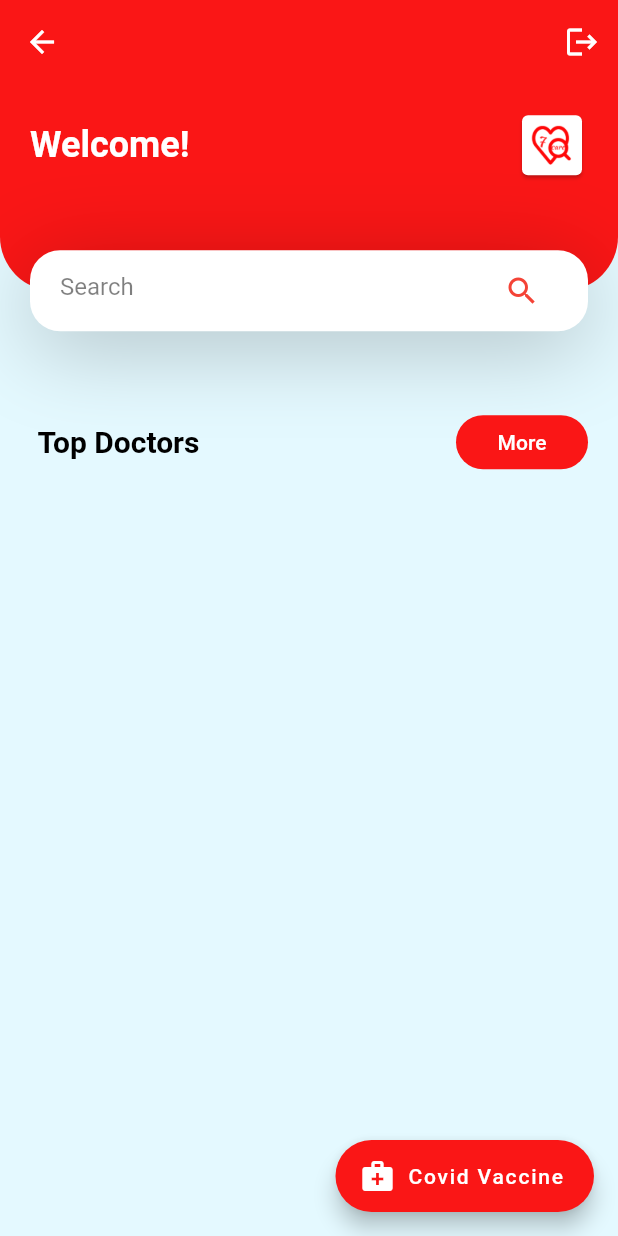
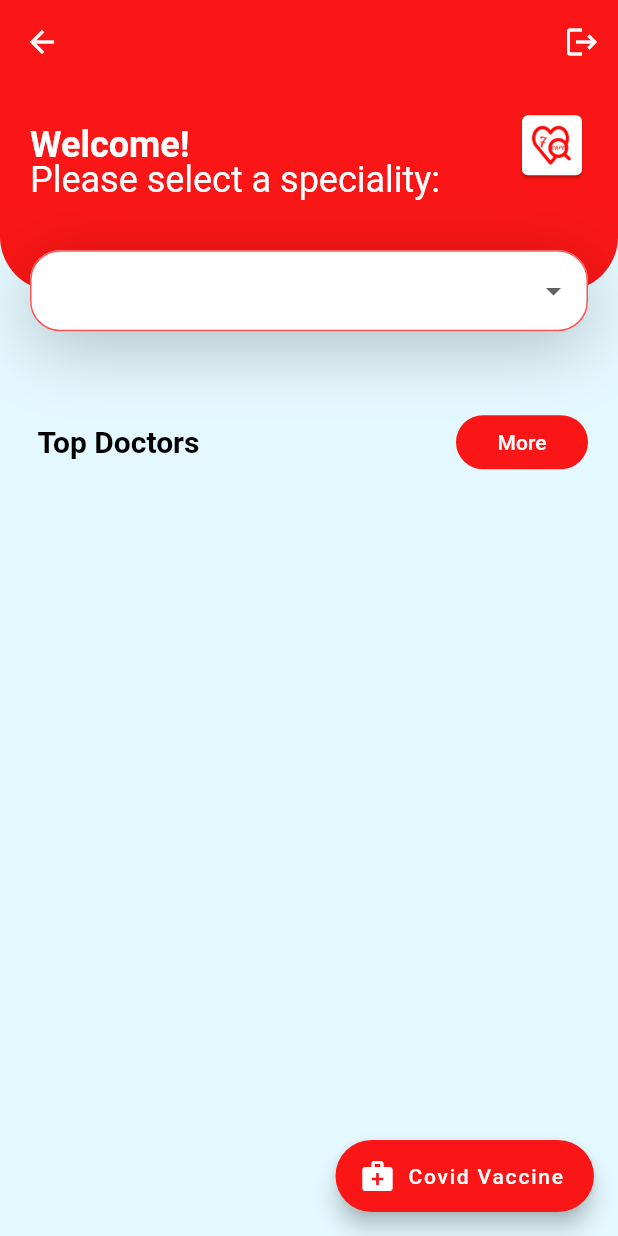
Before and after one commit to Abdalrahman-Bebars/7-care, a Flutter app: the HomeScreen screen opened directly, on a phone screen of 412 x 824 dp. Run offline on Flutter 3.47's test engine with Material 2 defaults, Android fonts, the phone set to English and light mode, and no system bars; our stand-ins replace cloud_firestore, firebase_auth, firebase_core, google_maps_flutter, hexcolor, shared_preferences; accounts and stored records are empty.

Commit message:
simple edit to the card and the search

```diff
--- a/seven_care/lib/components/header_with_search_screen.dart
+++ b/seven_care/lib/components/header_with_search_screen.dart
@@ -1,5 +1,6 @@
 import 'package:flutter/cupertino.dart';
 import 'package:flutter/material.dart';
+import 'package:seven_care/components/searchdropmenu.dart';
 import '../constants.dart';
 
 class HeaderWithSearchBox extends StatelessWidget {
@@ -13,7 +14,7 @@ class HeaderWithSearchBox extends StatelessWidget {
   @override
   Widget build(BuildContext context) {
     return Container(
-      margin: EdgeInsets.only(bottom: kDefaultPadding*2.5),
+      margin: EdgeInsets.only(bottom: kDefaultPadding * 2.5),
       height: size.height * .2,
       child: Stack(
         children: [
@@ -21,7 +22,7 @@ class HeaderWithSearchBox extends StatelessWidget {
             padding: EdgeInsets.only(
               left: kDefaultPadding,
               right: kDefaultPadding,
-              bottom: 36+kDefaultPadding,
+              bottom: 36 + kDefaultPadding,
             ),
             height: size.height * .2 - 27,
             decoration: BoxDecoration(
@@ -36,25 +37,24 @@ class HeaderWithSearchBox extends StatelessWidget {
                 Text(
                   "Welcome!",
                   style: Theme.of(context).textTheme.headline5.copyWith(
-                      color: Colors.white,fontWeight: FontWeight.bold
-                  ),
+                      color: Colors.white, fontWeight: FontWeight.bold),
                 ),
                 Spacer(),
                 Card(
-
-                    child:Container(
-                      decoration:BoxDecoration(shape: BoxShape.circle),
+                    child: Container(
+                  decoration: BoxDecoration(shape: BoxShape.circle),
                   height: 40,
                   width: 40,
                   child: Image.asset("assets/care.jpg"),
-
-                    )
-
-                ),
-
+                )),
               ],
             ),
-
+          ),
+          Positioned(
+            top: 50,
+            left: 20,
+            child: Text('Please select a speciality:', style: Theme.of(context).textTheme.headline5.copyWith(
+                color: Colors.white),),
           ),
           Positioned(
               bottom: 0,
@@ -63,40 +63,35 @@ class HeaderWithSearchBox extends StatelessWidget {
               child: Container(
                 alignment: Alignment.center,
                 margin: EdgeInsets.symmetric(horizontal: kDefaultPadding),
-                padding: EdgeInsets.symmetric(horizontal: kDefaultPadding),
+                padding: EdgeInsets.symmetric(horizontal: 0),
                 height: 54,
                 decoration: BoxDecoration(
                   color: Colors.white,
                   borderRadius: BorderRadius.circular(20),
-                  boxShadow: [BoxShadow(
-                    offset: Offset(0,10),
-                    blurRadius: 50,
+                  boxShadow: [
+                    BoxShadow(
+                      offset: Offset(0, 10),
+                      blurRadius: 40,
                       color: kTextColor.withOpacity(.23),
                     )
-                  ],) ,
-                child: Row(
-                  children: [
-                    Expanded(
-                      child:
-                      TextField(
-                        decoration: InputDecoration(
-                          suffixIcon: Icon(Icons.search,color: Colors.red,),
-                          hintText: "Search",
-                          hintStyle: TextStyle(
-                            color: kTextColor.withOpacity(.5),
-                          ),
-                          enabledBorder: InputBorder.none,
-                          focusedBorder: InputBorder.none,
-                        ),
-                      ),
-                    ),
-
                   ],
                 ),
-              )
-          )
+                child: SearchDropDownButton(),
+              ))
         ],
       ),
     );
   }
 }
+
+// TextField(
+// decoration: InputDecoration(
+// suffixIcon: Icon(Icons.search,color: Colors.red,),
+// hintText: "Search",
+// hintStyle: TextStyle(
+// color: kTextColor.withOpacity(.5),
+// ),
+// enabledBorder: InputBorder.none,
+// focusedBorder: InputBorder.none,
+// ),
+// )
--- /dev/null
+++ b/seven_care/lib/components/searchdropmenu.dart
@@ -0,0 +1,56 @@
+import 'package:flutter/material.dart';
+import 'package:seven_care/Screens/searchscreen.dart';
+
+class SearchDropDownButton extends StatefulWidget {
+  @override
+  _SearchDropDownButtonState createState() => _SearchDropDownButtonState();
+}
+
+class _SearchDropDownButtonState extends State<SearchDropDownButton> {
+  var _speclist = [
+    'Dentistry',
+    'Urology',
+    'Ear, nose and throat',
+    'Surgery',
+    ''
+  ];
+  var currentselected = '';
+  @override
+  Widget build(BuildContext context) {
+    return Container(
+      padding: EdgeInsets.symmetric(vertical: 5, horizontal: 10),
+      decoration: ShapeDecoration(
+        shape: RoundedRectangleBorder(
+          side: BorderSide(color: Colors.redAccent, width: 1.0),
+          borderRadius: BorderRadius.all(Radius.circular(20.0)),
+        ),
+      ),
+      child: DropdownButtonHideUnderline(
+        child: DropdownButton(
+            value: currentselected,
+            items: _speclist.map((dropDownStringItem) {
+              return DropdownMenuItem(
+                value: dropDownStringItem,
+                child: Text(dropDownStringItem, style: TextStyle(fontSize: 20, color: Colors.red)),
+              );
+            }).toList(),
+            onChanged: (newValueSelected) {
+              Navigator.push(
+                context,
+                MaterialPageRoute(
+                    builder: (context) =>
+                        SecondResult(secondfilter: currentselected)),
+              );
+              setState(() {
+                this.currentselected = newValueSelected.toString();
+              });
+            },
+            isExpanded: true,
+            hint: Text(
+              "Specialities",
+              style: TextStyle(fontSize: 20, color: Colors.red),
+            )),
+      ),
+    );
+  }
+}
```
Also changed, not shown: seven_care/lib/Screens/searchscreen.dart (added, +67 -0 lines). Lines whose indentation alone changed are shown as unchanged.
